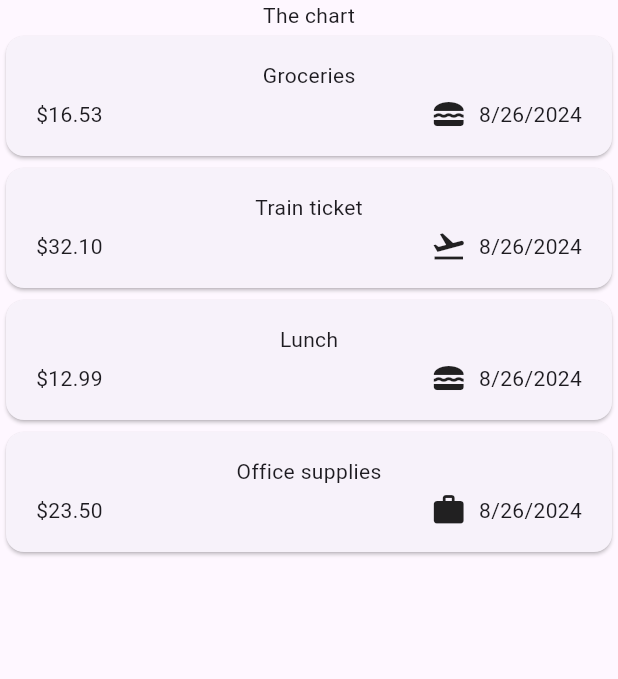
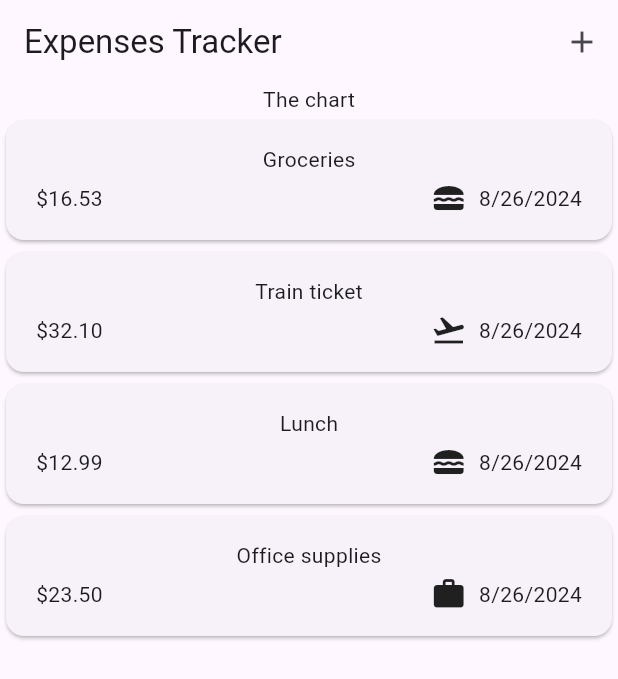
Before and after one commit to Jiiahhhh/belajar-flutter, a Flutter app: the screen it shows after launch, on a phone screen of 412 x 824 dp. Shown: the top 679 px of the screen. Run offline on Flutter 3.47's test engine with Material 3 defaults, Android fonts, the phone set to English and light mode, and no system bars; our stand-ins replace google_fonts.

Commit message:
Expenses Tracker - Tambah Appbar

```diff
--- a/expenses_tracker/lib/widgets/expenses.dart
+++ b/expenses_tracker/lib/widgets/expenses.dart
@@ -40,6 +40,17 @@ class _ExpensesState extends State<Expenses> {
   @override
   Widget build(BuildContext context) {
     return Scaffold(
+      appBar: AppBar(
+        title: const Text('Expenses Tracker'),
+        actions: [
+          IconButton(
+            icon: const Icon(Icons.add),
+            onPressed: () {
+              // Add a new expense
+            },
+          )
+        ],
+      ),
       body: Column(
         children: [
           const Text('The chart'),
```
